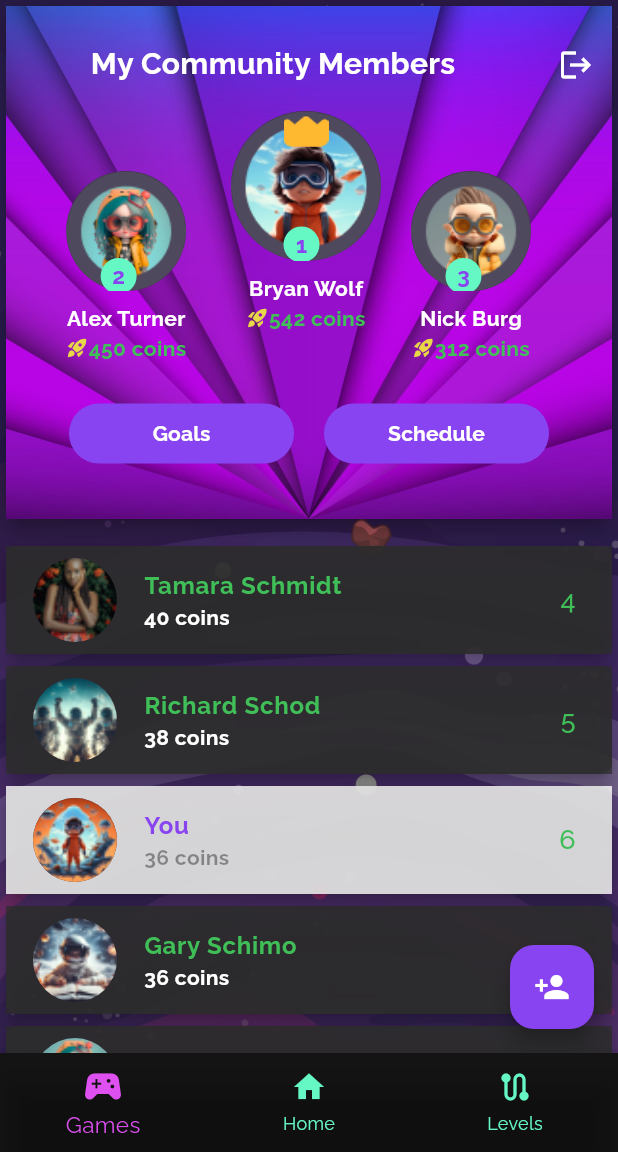
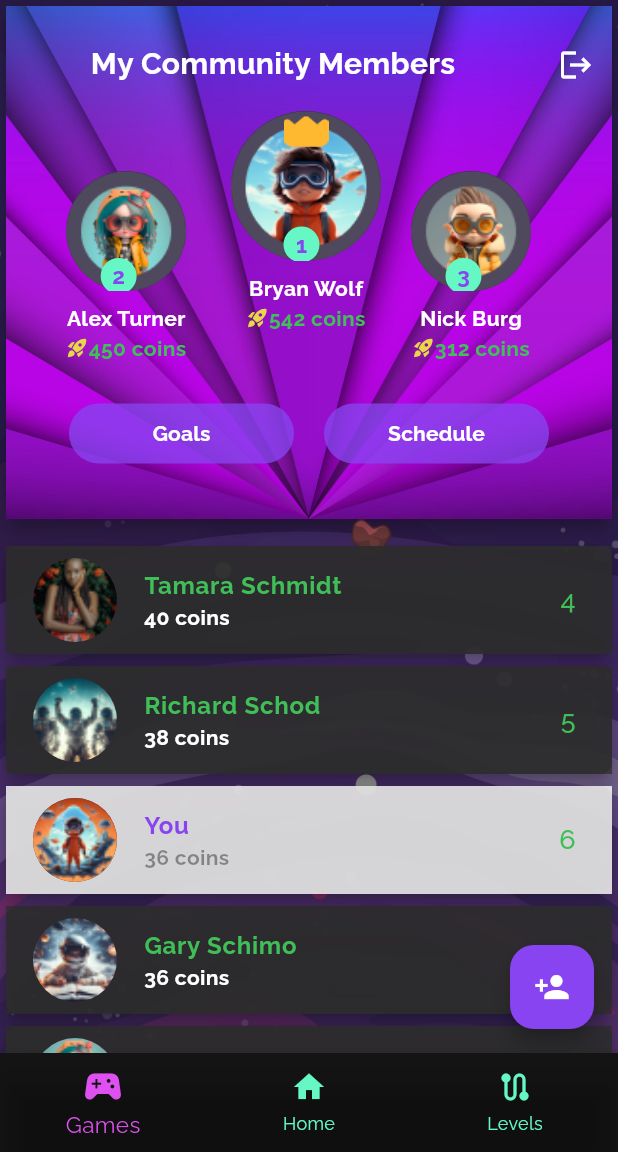
Before and after one commit to ShadmanShafeen/Green-Cycle, a Flutter app: the MyCommunity screen opened by its route, on a phone screen of 412 x 824 dp, the part 84-1236 px from its top. Run offline on Flutter 3.47's test engine with Material 3 defaults, Android fonts, the phone set to English and light mode, and no system bars; our stand-ins replace awesome_snackbar_content, camera, carousel_slider, dio, firebase_auth, firebase_core and 15 more; missing offline and left inert: dart:ffi; accounts and stored records are empty.

Commit message:
Update my community

```diff
--- a/lib/src/community/my_community_view/my_community.dart
+++ b/lib/src/community/my_community_view/my_community.dart
@@ -199,7 +199,7 @@ class MyCommunity extends StatelessWidget {
                     },
                     style: const ButtonStyle(
                       backgroundColor: WidgetStatePropertyAll<Color>(
-                        Color.fromARGB(255, 136, 68, 240),
+                        Color.fromARGB(200, 136, 68, 240),
                       ),
                       fixedSize: WidgetStatePropertyAll<Size>(
                         Size.fromWidth(200),
@@ -223,7 +223,7 @@ class MyCommunity extends StatelessWidget {
                     },
                     style: const ButtonStyle(
                       backgroundColor: WidgetStatePropertyAll<Color>(
-                        Color.fromARGB(255, 136, 68, 240),
+                        Color.fromARGB(200, 136, 68, 240),
                       ),
                       fixedSize: WidgetStatePropertyAll<Size>(
                         Size.fromWidth(200),
```
